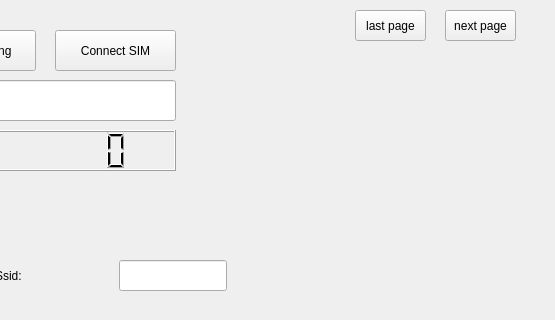
Above: settingwifi.ui from xiaomajsj/LinuxWifiConnectionTest before the change; both pictures show x 245 to 800 and y 0 to 320 of the 800 by 600 pixel window. Below: the same form after it.
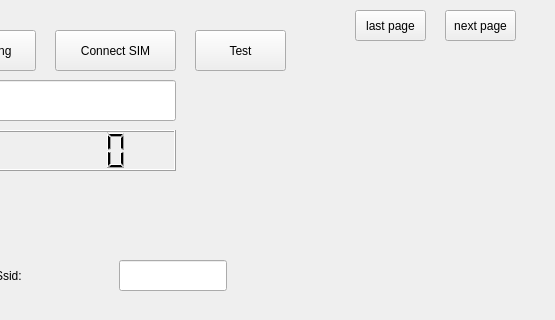
That is the form after the change.

Commit message: test button & bug fixed & system instead of QProcess

What changed in the file:
```diff
--- a/settingwifi.ui
+++ b/settingwifi.ui
@@ -234,6 +234,19 @@
      </rect>
     </property>
    </widget>
+   <widget class="QPushButton" name="Test">
+    <property name="geometry">
+     <rect>
+      <x>440</x>
+      <y>30</y>
+      <width>91</width>
+      <height>41</height>
+     </rect>
+    </property>
+    <property name="text">
+     <string>Test</string>
+    </property>
+   </widget>
   </widget>
   <widget class="QMenuBar" name="menubar">
    <property name="geometry">
```
The commit also changes 4 other files.
